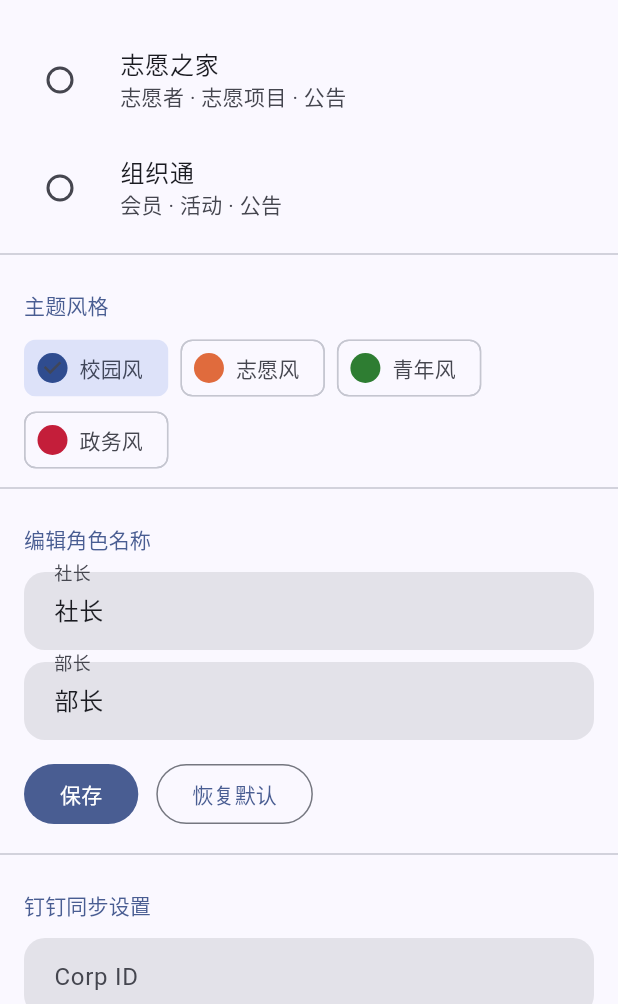
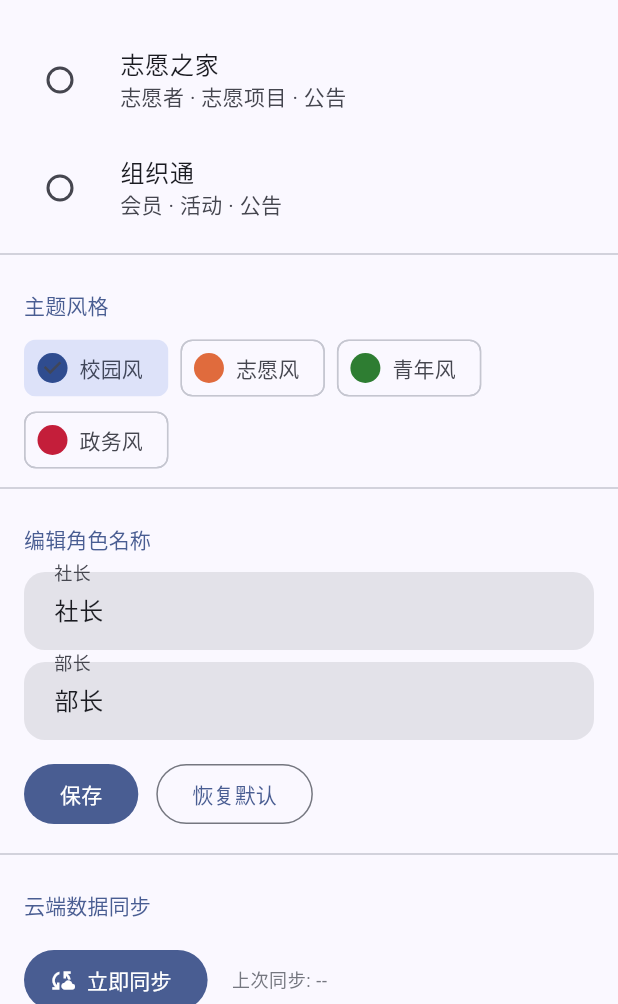
Before and after one commit to zjhncbx/smart_society, a Flutter app: the SettingsPage screen opened directly, on a phone screen of 412 x 824 dp, the part 232-1236 px from its top. Run offline on Flutter 3.47's test engine with Material 3 defaults, Android fonts, the phone set to English and light mode, and no system bars; our stand-ins replace dio, go_router, hive; accounts and stored records are empty.

Commit message:
feat: 添加云端数据同步功能及相关配置

```diff
--- a/lib/config/org_labels.dart
+++ b/lib/config/org_labels.dart
@@ -141,6 +141,9 @@ class OrgLabels {
   final String labelDingTalkSettings;
   final String labelSyncNow;
   final String labelLastSync;
+  final String labelCloudSync;
+  final String labelCloudSyncDone;
+  final String labelCloudSyncFail;
   final String labelWebAdmin;
   final String labelWebAdminHint;
   final String labelStartTime;
@@ -266,6 +269,9 @@ class OrgLabels {
     required this.labelDingTalkSettings,
     required this.labelSyncNow,
     required this.labelLastSync,
+    required this.labelCloudSync,
+    required this.labelCloudSyncDone,
+    required this.labelCloudSyncFail,
     required this.labelWebAdmin,
     required this.labelWebAdminHint,
     required this.labelStartTime,
@@ -395,6 +401,9 @@ class OrgLabels {
     labelDingTalkSettings: '钉钉同步设置',
     labelSyncNow: '立即同步',
     labelLastSync: '上次同步',
+    labelCloudSync: '云端数据同步',
+    labelCloudSyncDone: '云端同步完成',
+    labelCloudSyncFail: '云端同步失败',
     labelWebAdmin: 'Web管理后台',
     labelWebAdminHint: '访问Web管理后台进行高级管理',
     labelStartTime: '开始时间',
@@ -524,6 +533,9 @@ class OrgLabels {
     labelDingTalkSettings: '钉钉同步设置',
     labelSyncNow: '立即同步',
     labelLastSync: '上次同步',
+    labelCloudSync: '云端数据同步',
+    labelCloudSyncDone: '云端同步完成',
+    labelCloudSyncFail: '云端同步失败',
     labelWebAdmin: 'Web管理后台',
     labelWebAdminHint: '访问Web管理后台进行高级管理',
     labelStartTime: '开始时间',
@@ -657,6 +669,9 @@ class OrgLabels {
     labelDingTalkSettings: '钉钉同步设置',
     labelSyncNow: '立即同步',
     labelLastSync: '上次同步',
+    labelCloudSync: '云端数据同步',
+    labelCloudSyncDone: '云端同步完成',
+    labelCloudSyncFail: '云端同步失败',
     labelWebAdmin: 'Web管理后台',
     labelWebAdminHint: '访问Web管理后台进行高级管理',
     labelStartTime: '开始时间',
--- a/lib/screens/settings/settings_page.dart
+++ b/lib/screens/settings/settings_page.dart
@@ -5,8 +5,17 @@ import '../../config/org_config_provider.dart';
 import '../../config/org_labels.dart';
 import '../../config/org_type.dart';
 import '../../config/theme_config.dart';
+import '../../models/member.dart';
+import '../../models/notice.dart';
+import '../../models/society_activity.dart';
+import '../../providers/activity_provider.dart';
+import '../../providers/member_provider.dart';
+import '../../providers/notice_provider.dart';
 import '../../providers/role_config_provider.dart';
 import '../../providers/settings_provider.dart';
+import '../../services/cloud_function_service.dart';
+import '../../services/storage_service.dart';
+import '../../utils/date_format.dart';
 import '../../widgets/app_card.dart';
 import '../../widgets/common.dart';
 
@@ -22,6 +31,8 @@ class _SettingsPageState extends State<SettingsPage> {
   final _corpIdController = TextEditingController();
   final _appKeyController = TextEditingController();
   final _appSecretController = TextEditingController();
+  bool _syncing = false;
+  String _lastCloudSync = '--';
 
   @override
   void dispose() {
@@ -127,6 +138,36 @@ class _SettingsPageState extends State<SettingsPage> {
                 OutlinedButton(
                   onPressed: () => _resetRoles(orgType),
                   child: Text(labels.labelResetRoles),
+                ),
+              ],
+            ),
+          ),
+          const Divider(),
+          // ── 云端数据同步 ──
+          _SectionHeader(title: labels.labelCloudSync),
+          Padding(
+            padding: const EdgeInsets.symmetric(horizontal: 16, vertical: 8),
+            child: Row(
+              children: [
+                FilledButton.icon(
+                  onPressed: _syncing ? null : _syncCloud,
+                  icon: _syncing
+                      ? const SizedBox(
+                          width: 18,
+                          height: 18,
+                          child: CircularProgressIndicator(strokeWidth: 2),
+                        )
+                      : const Icon(Icons.cloud_sync, size: 18),
+                  label: Text(labels.labelSyncNow),
+                ),
+                const SizedBox(width: 16),
+                Expanded(
+                  child: Text(
+                    '${labels.labelLastSync}: $_lastCloudSync',
+                    style: theme.textTheme.bodySmall
+                        ?.copyWith(color: theme.colorScheme.outline),
+                    overflow: TextOverflow.ellipsis,
+                  ),
                 ),
               ],
             ),
@@ -256,6 +297,68 @@ class _SettingsPageState extends State<SettingsPage> {
     }
   }
 
+  Future<void> _syncCloud() async {
+    if (_syncing) return;
+    setState(() => _syncing = true);
+    final labels = context.labels;
+    try {
+      final data =
+          await CloudFunctionService.instance.callChecked('get-all-data');
+      final members = ((data['Member'] as List?) ?? const [])
+          .map((e) => Member.fromJson(e as Map<String, dynamic>))
+          .toList();
+      final activities = ((data['Activity'] as List?) ?? const [])
+          .map((e) => SocietyActivity.fromJson(e as Map<String, dynamic>))
+          .toList();
+      final notices = ((data['Notice'] as List?) ?? const [])
+          .map((e) => Notice.fromJson(e as Map<String, dynamic>))
+          .toList();
+
+      if (members.isEmpty && activities.isEmpty && notices.isEmpty) {
+        if (mounted) {
+          showToast(context, '${labels.labelCloudSyncFail}: 云端暂无数据');
+        }
+        return;
+      }
+
+      final storage = StorageService.instance;
+      await storage.membersBox.clear();
+      for (final m in members) {
+        await storage.membersBox.put(m.id, m.toJson());
+      }
+      await storage.activitiesBox.clear();
+      for (final a in activities) {
+        await storage.activitiesBox.put(a.id, a.toJson());
+      }
+      await storage.noticesBox.clear();
+      for (final n in notices) {
+        await storage.noticesBox.put(n.id, n.toJson());
+      }
+      if (mounted) {
+        context.read<MemberProvider>().load();
+        context.read<ActivityProvider>().load();
+        context.read<NoticeProvider>().load();
+        setState(() => _lastCloudSync =
+            formatDateTime(DateTime.now()).substring(5));
+      }
+      if (mounted) {
+        showToast(
+          context,
+          '${labels.labelCloudSyncDone}'
+          '（${labels.tabMembers} ${members.length} · '
+          '${labels.tabActivities} ${activities.length} · '
+          '${labels.tabNotices} ${notices.length}）',
+        );
+      }
+    } catch (e) {
+      if (mounted) {
+        showToast(context, '${labels.labelCloudSyncFail}: $e');
+      }
+    } finally {
+      if (mounted) setState(() => _syncing = false);
+    }
+  }
+
   void _syncDingTalk() {
     // Placeholder for DingTalk sync logic
     showToast(context, '${context.labels.labelSyncNow}...');
--- /dev/null
+++ b/lib/services/cloud_function_service.dart
@@ -0,0 +1,32 @@
+import 'dart:convert';
+
+import 'package:flutter/services.dart';
+
+/// 通过 EntryAbility 的 MethodChannel 桥接调用鸿蒙云函数（@kit.CloudFoundationKit）。
+class CloudFunctionService {
+  CloudFunctionService._();
+
+  static final CloudFunctionService instance = CloudFunctionService._();
+
+  static const _channel = MethodChannel('com.smartsociety/cloud');
+
+  /// 调用云函数，返回解码后的 JSON（函数应返回 { code, data, message } 结构）。
+  Future<dynamic> call(String name, {Map<String, dynamic>? params}) async {
+    final raw = await _channel.invokeMethod<String>('callFunction', {
+      'name': name,
+      if (params != null && params.isNotEmpty) 'data': params,
+    });
+    if (raw == null || raw.isEmpty) return null;
+    return jsonDecode(raw);
+  }
+
+  /// 统一返回格式：{ code: 0, data: ... }；非 0 抛出异常。
+  Future<dynamic> callChecked(String name, {Map<String, dynamic>? params}) async {
+    final res = await call(name, params: params);
+    final code = res is Map ? res['code'] : -1;
+    if (code != 0) {
+      throw Exception('云函数 $name 调用失败: ${res is Map ? res['message'] : res}');
+    }
+    return res is Map ? res['data'] : null;
+  }
+}
```
Also changed, not shown: 3 other files.
